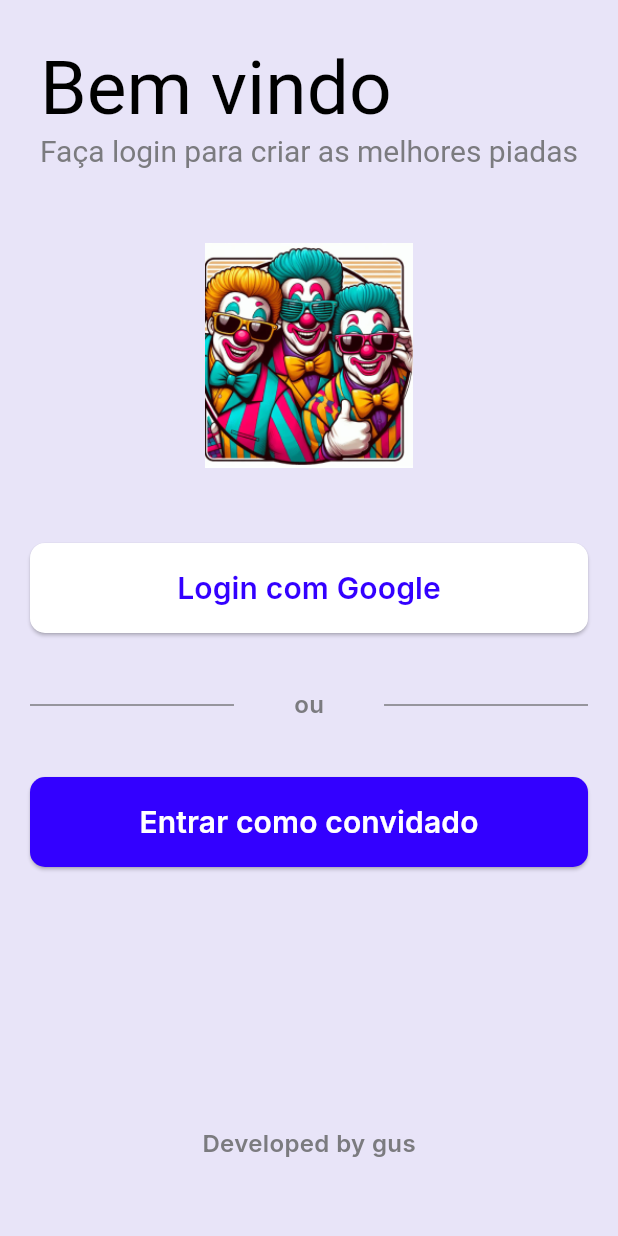
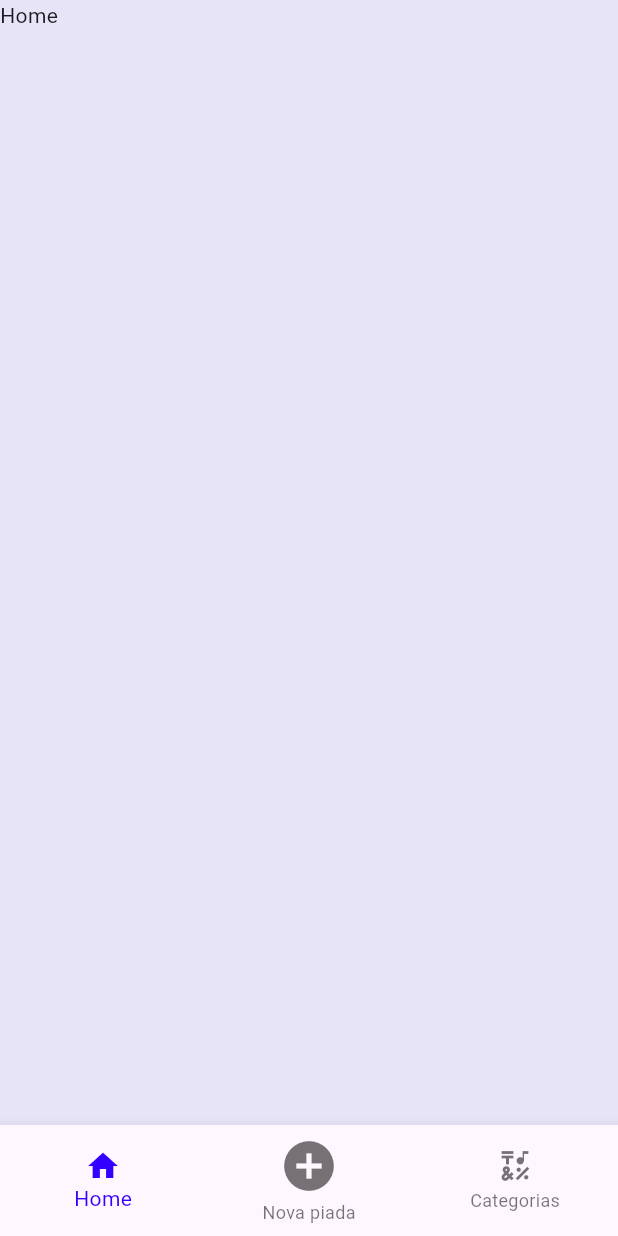
Before and after one commit to augustosnk12/gerency-jokes, a Flutter app: the screen it shows after launch, on a phone screen of 412 x 824 dp. Run offline on Flutter 3.47's test engine with Material 3 defaults, Android fonts, the light colour scheme and no system bars; our stand-ins replace get, google_fonts.

Commit message:
feat: add bottom navigation bar

```diff
--- a/lib/app/routes/app_routes.dart
+++ b/lib/app/routes/app_routes.dart
@@ -2,4 +2,5 @@ abstract class Routes {
   static const splash = '/splash';
   static const home = '/home';
   static const login = '/login';
+  static const bottomNavigation = '/bottom_navigation';
 }
--- /dev/null
+++ b/lib/app/views/bottom_navigation/bottom_navigation_page.dart
@@ -0,0 +1,49 @@
+import 'package:flutter/material.dart';
+import 'package:gerency_jokes/app/controllers/home_controller.dart';
+import 'package:gerency_jokes/utils/colors.dart';
+import 'package:get/get.dart';
+
+// ignore: must_be_immutable
+class BottomNavigationPage extends GetView<HomeController> {
+  List<Widget> pages = <Widget>[
+    const Text('Home'),
+    const Text('Favoritos'),
+    const Text('Configurações')
+  ];
+
+  BottomNavigationPage({super.key});
+
+  final homeController = Get.put(HomeController());
+
+  @override
+  Widget build(BuildContext context) {
+    return Scaffold(
+      body: GetX<HomeController>(
+          init: HomeController(),
+          builder: (controller) {
+            return Scaffold(
+              body: pages.elementAt(controller.selectedPageIndex.value),
+              bottomNavigationBar: BottomNavigationBar(
+                items: const <BottomNavigationBarItem>[
+                  BottomNavigationBarItem(
+                    icon: Icon(Icons.home),
+                    label: 'Home',
+                  ),
+                  BottomNavigationBarItem(
+                    icon: Icon(Icons.add_circle_sharp, size: 40,),
+                    label: 'Nova piada',
+                  ),
+                  BottomNavigationBarItem(
+                    icon: Icon(Icons.emoji_symbols),
+                    label: 'Categorias',
+                  ),
+                ],
+                currentIndex: homeController.selectedPageIndex.value,
+                selectedItemColor: AppColors.purpleButtonColor,
+                onTap: homeController.changePageIndex,
+              ),
+            );
+          }),
+    );
+  }
+}
--- a/lib/app/views/login_page/login_page.dart
+++ b/lib/app/views/login/login_page.dart
@@ -3,7 +3,7 @@
 import 'package:flutter/foundation.dart';
 import 'package:flutter/material.dart';
 import 'package:flutter/widgets.dart';
-import 'package:gerency_jokes/app/views/login_page/login_button_widget.dart';
+import 'package:gerency_jokes/app/views/login/login_button_widget.dart';
 import 'package:gerency_jokes/utils/colors.dart';
 import 'package:gerency_jokes/utils/fonts.dart';
 import 'package:google_fonts/google_fonts.dart';
--- a/lib/main.dart
+++ b/lib/main.dart
@@ -8,7 +8,7 @@ import 'package:gerency_jokes/app/routes/app_routes.dart';
 void main() {
   runApp(GetMaterialApp(
     debugShowCheckedModeBanner: false,
-    initialRoute: Routes.login,
+    initialRoute: Routes.bottomNavigation,
     theme: ThemeData(
       primaryColor: Color.fromARGB(255, 159, 0, 199),
       //set some background
```
Also changed, not shown: lib/app/controllers/home_controller.dart (added, +18 -0 lines), lib/app/routes/app_pages.dart (+6 -6 lines), lib/app/views/home/home_binding.dart (added, +9 -0 lines), lib/app/views/login/login_button_widget.dart (renamed from lib/app/views/login_page/login_button_widget.dart).
